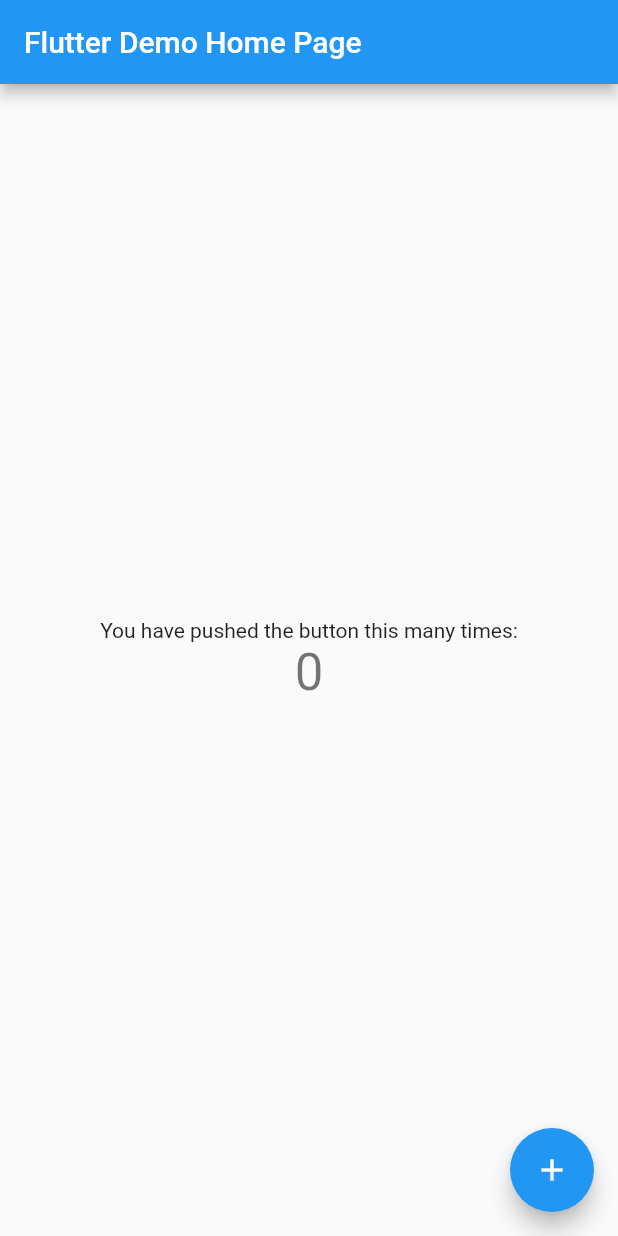
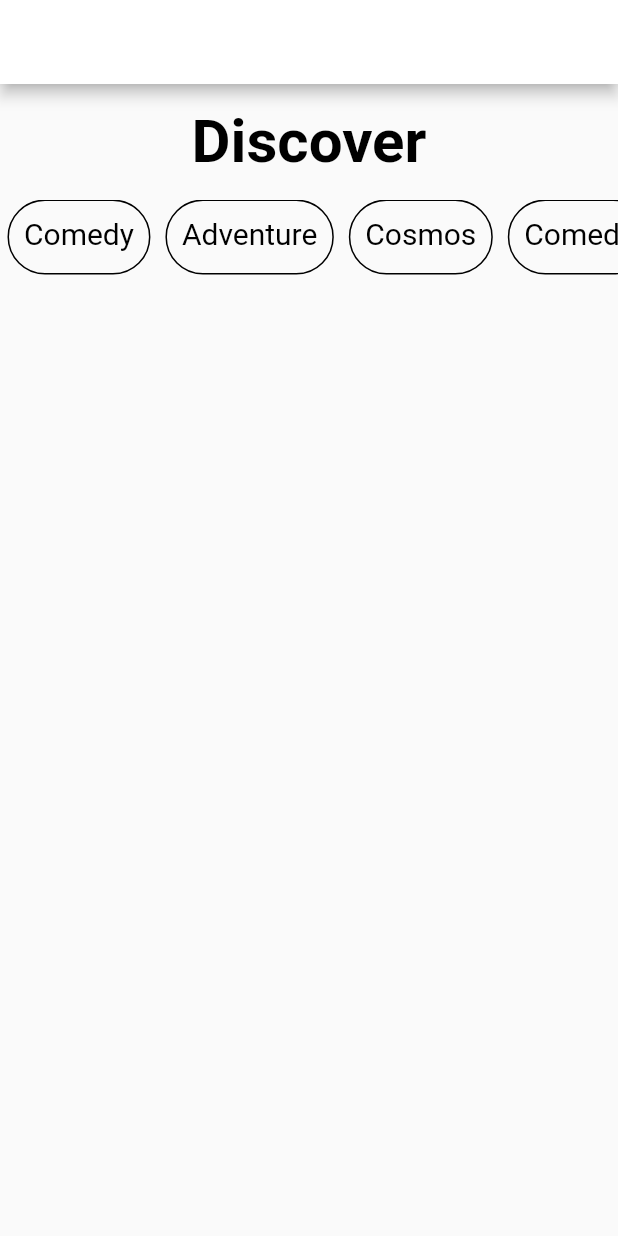
Before and after one commit to sushantdev-git/Blog, a Flutter app: the screen it shows after launch, on a phone screen of 412 x 824 dp. Run offline on Flutter 3.47's test engine with Material 2 defaults, Android fonts, the phone set to English and light mode, and no system bars.

Commit message:
added home page and filter bar

```diff
--- a/lib/main.dart
+++ b/lib/main.dart
@@ -1,4 +1,5 @@
 import 'package:flutter/material.dart';
+import './pages/home.dart';
 
 void main() {
   runApp(const MyApp());
@@ -11,7 +12,8 @@ class MyApp extends StatelessWidget {
   @override
   Widget build(BuildContext context) {
     return MaterialApp(
-      title: 'Flutter Demo',
+      debugShowCheckedModeBanner: false,
+      title: 'Blog',
       theme: ThemeData(
         // This is the theme of your application.
         //
@@ -24,92 +26,7 @@ class MyApp extends StatelessWidget {
         // is not restarted.
         primarySwatch: Colors.blue,
       ),
-      home: const MyHomePage(title: 'Flutter Demo Home Page'),
+      home: const HomePage()
     );
   }
 }
-
-class MyHomePage extends StatefulWidget {
-  const MyHomePage({Key? key, required this.title}) : super(key: key);
-
-  // This widget is the home page of your application. It is stateful, meaning
-  // that it has a State object (defined below) that contains fields that affect
-  // how it looks.
-
-  // This class is the configuration for the state. It holds the values (in this
-  // case the title) provided by the parent (in this case the App widget) and
-  // used by the build method of the State. Fields in a Widget subclass are
-  // always marked "final".
-
-  final String title;
-
-  @override
-  State<MyHomePage> createState() => _MyHomePageState();
-}
-
-class _MyHomePageState extends State<MyHomePage> {
-  int _counter = 0;
-
-  void _incrementCounter() {
-    setState(() {
-      // This call to setState tells the Flutter framework that something has
-      // changed in this State, which causes it to rerun the build method below
-      // so that the display can reflect the updated values. If we changed
-      // _counter without calling setState(), then the build method would not be
-      // called again, and so nothing would appear to happen.
-      _counter++;
-    });
-  }
-
-  @override
-  Widget build(BuildContext context) {
-    // This method is rerun every time setState is called, for instance as done
-    // by the _incrementCounter method above.
-    //
-    // The Flutter framework has been optimized to make rerunning build methods
-    // fast, so that you can just rebuild anything that needs updating rather
-    // than having to individually change instances of widgets.
-    return Scaffold(
-      appBar: AppBar(
-        // Here we take the value from the MyHomePage object that was created by
-        // the App.build method, and use it to set our appbar title.
-        title: Text(widget.title),
-      ),
-      body: Center(
-        // Center is a layout widget. It takes a single child and positions it
-        // in the middle of the parent.
-        child: Column(
-          // Column is also a layout widget. It takes a list of children and
-          // arranges them vertically. By default, it sizes itself to fit its
-          // children horizontally, and tries to be as tall as its parent.
-          //
-          // Invoke "debug painting" (press "p" in the console, choose the
-          // "Toggle Debug Paint" action from the Flutter Inspector in Android
-          // Studio, or the "Toggle Debug Paint" command in Visual Studio Code)
-          // to see the wireframe for each widget.
-          //
-          // Column has various properties to control how it sizes itself and
-          // how it positions its children. Here we use mainAxisAlignment to
-          // center the children vertically; the main axis here is the vertical
-          // axis because Columns are vertical (the cross axis would be
-          // horizontal).
-          mainAxisAlignment: MainAxisAlignment.center,
-          children: <Widget>[
-            const Text(
-              'You have pushed the button this many times:',
-            ),
-            Text(
-              '$_counter',
-              style: Theme.of(context).textTheme.headline4,
-            ),
-          ],
-        ),
-      ),
-      floatingActionButton: FloatingActionButton(
-        onPressed: _incrementCounter,
-        tooltip: 'Increment',
-        child: const Icon(Icons.add),
-      ), // This trailing comma makes auto-formatting nicer for build methods.
-    );
-  }
-}
--- /dev/null
+++ b/lib/pages/home.dart
@@ -0,0 +1,49 @@
+import 'package:flutter/material.dart';
+import '../widgets/home/filter/filterBar.dart';
+
+class HomePage extends StatefulWidget {
+  const HomePage({Key? key}) : super(key: key);
+
+  @override
+  _HomePageState createState() => _HomePageState();
+}
+
+class _HomePageState extends State<HomePage> {
+  @override
+  Widget build(BuildContext context) {
+    final mediaQuery = MediaQuery.of(context).size;
+    return Scaffold(
+      appBar: AppBar(
+        backgroundColor: Colors.white,
+      ),
+      body: SizedBox(
+        height: mediaQuery.height,
+        width: mediaQuery.width,
+        child: SingleChildScrollView(
+          physics: const BouncingScrollPhysics(),
+          child: Column(
+            children: [
+              const SizedBox(
+                height: 15,
+              ),
+              const Text(
+                "Discover",
+                softWrap: true,
+                style: TextStyle(
+                  color: Colors.black,
+                  fontSize: 40,
+                  fontWeight: FontWeight.bold,
+                ),
+                textAlign: TextAlign.center,
+              ),
+              const SizedBox(
+                height: 15,
+              ),
+              FilterBar(width: mediaQuery.width,),
+            ],
+          ),
+        ),
+      ),
+    );
+  }
+}
--- /dev/null
+++ b/lib/widgets/home/blogCard.dart
@@ -0,0 +1,12 @@
+import 'package:flutter/material.dart';
+
+class BlogCard extends StatelessWidget {
+  const BlogCard({Key? key}) : super(key: key);
+
+  @override
+  Widget build(BuildContext context) {
+    return Container(
+
+    );
+  }
+}
--- /dev/null
+++ b/lib/widgets/home/filter/filterBar.dart
@@ -0,0 +1,25 @@
+import 'package:flutter/material.dart';
+import './filterCard.dart';
+
+class FilterBar extends StatelessWidget {
+  final double ? width;
+  const FilterBar({Key? key,required this.width}) : super(key: key);
+
+  @override
+  Widget build(BuildContext context) {
+    return Container(
+      width: width,
+      height: 50,
+      child: ListView(
+        scrollDirection: Axis.horizontal,
+        children: const [
+          FilterCard(cardName: "Comedy"),
+          FilterCard(cardName: "Adventure"),
+          FilterCard(cardName: "Cosmos"),
+          FilterCard(cardName: "Comedy"),
+          FilterCard(cardName: "Adventure"),
+        ],
+      ),
+    );
+  }
+}
--- /dev/null
+++ b/lib/widgets/home/filter/filterCard.dart
@@ -0,0 +1,29 @@
+import 'package:flutter/material.dart';
+
+class FilterCard extends StatelessWidget {
+  final String cardName;
+  const FilterCard({Key? key, required this.cardName}) : super(key: key);
+
+  @override
+  Widget build(BuildContext context) {
+    return Container(
+      padding: const EdgeInsets.symmetric(vertical: 10, horizontal: 10),
+      margin: const EdgeInsets.symmetric(vertical: 0, horizontal: 5),
+      decoration: BoxDecoration(
+        borderRadius: BorderRadius.circular(30),
+        border: Border.all(
+        color: Colors.black,
+        width: 1,
+       ),
+      ),
+      child: Text(
+        cardName,
+        style: const TextStyle(
+          color: Colors.black,
+          fontSize: 20,
+          fontWeight: FontWeight.normal,
+        ),
+      ),
+    );
+  }
+}
--- a/pubspec.yaml
+++ b/pubspec.yaml
@@ -1,4 +1,4 @@
-name: blog
+name: home
 description: A new Flutter project.
 
 # The following line prevents the package from being accidentally published to
```
Also changed, not shown: 2 other files.
